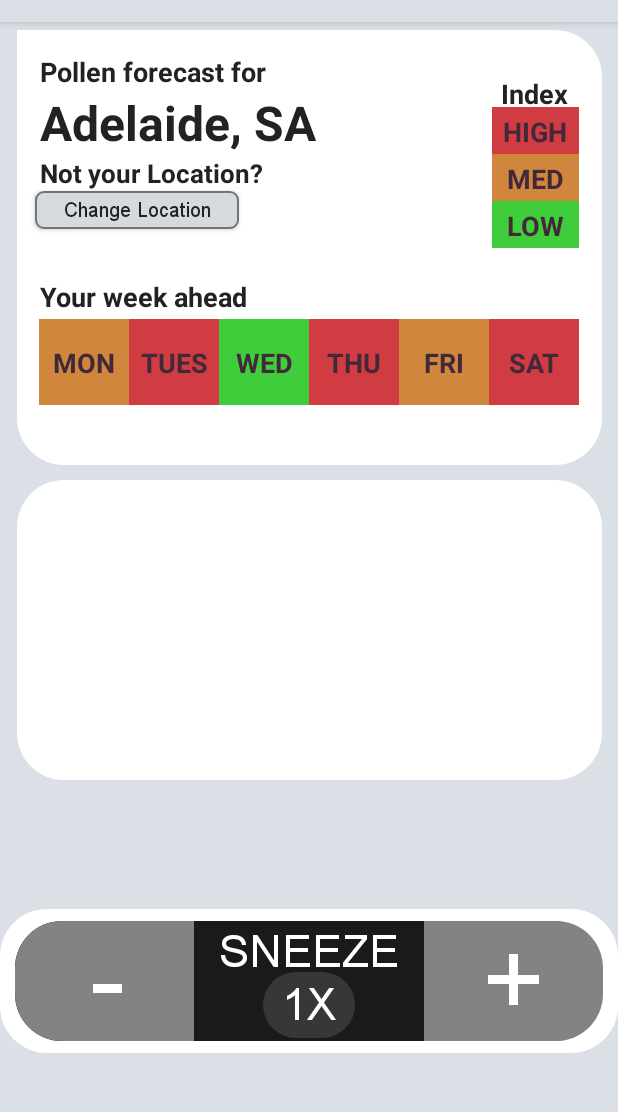
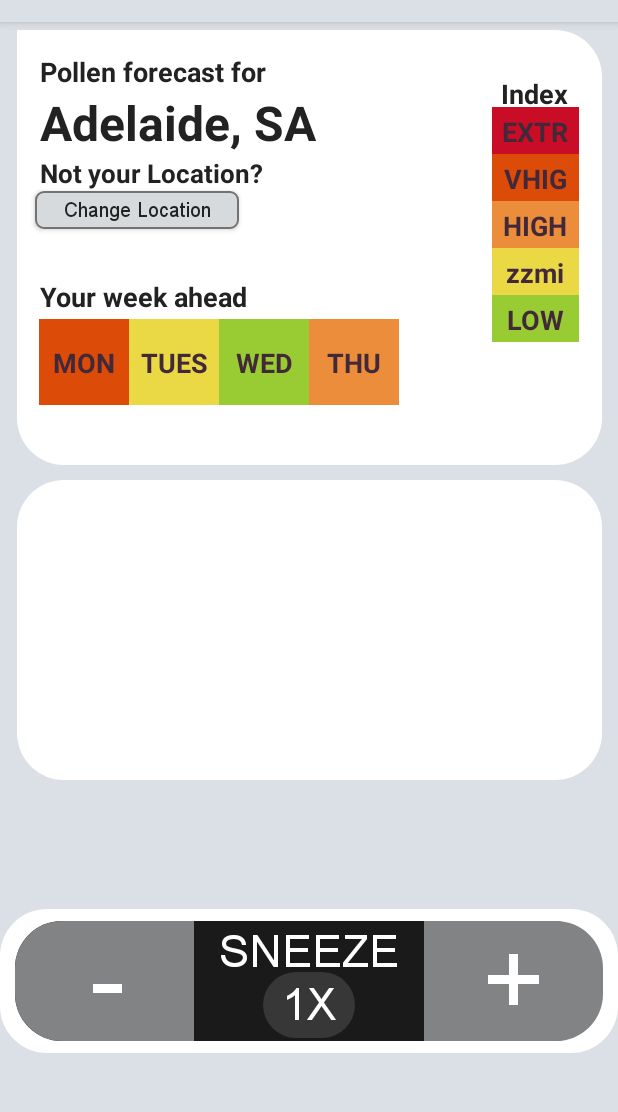
Before and after one commit to oatmael/Sneezy, an Android app: the screen it shows after launch (MainActivity), on a phone screen of 412 x 824 dp, the part 62-1174 px from its top. Run offline under Robolectric (Android 15) with nearby library versions, the light colour scheme and no system bars; libraries missing offline, so code that uses them is left out: io.realm, io.realm.mongodb; 4 statements that could not run were skipped.

Commit message:
changes were made to accommodate for the values retrieved from the pollen forecast site  [Low, Moderate, High, Very High, Extreme]  (only 4 forecast)
Added & edited:
 - colour values
 - strings for index
 - drawable background boxes for days & index
 - home frag layout for 4 days and 5 index values
 - refactored IDs to make it easier to access from code (e.g. forecastImageOne >> forecastImage1)

 home frag may need further styling to get proportions right

Signed-off-by: SbrowneA <samuel.browne.mx@gmail.com>

```diff
--- a/app/src/main/res/drawable-v24/forecast_block_orange.xml
+++ b/app/src/main/res/drawable-v24/forecast_block_orange.xml
@@ -1,14 +1,14 @@
 <?xml version="1.0" encoding="utf-8"?>
 <shape xmlns:android="http://schemas.android.com/apk/res/android"
-    android:shape="rectangle">
+android:shape="rectangle">
 
 
 
-    <solid
-        android:color="@color/mediumColour"/>
+<solid
+    android:color="@color/highColour"/>
 
-    <size
-        android:width="60dp"
-        android:height="57dp"/>
+<size
+    android:width="60dp"
+    android:height="57dp"/>
 
 </shape>
--- /dev/null
+++ b/app/src/main/res/drawable-v24/forecast_block_red_orange.xml
@@ -0,0 +1,14 @@
+<?xml version="1.0" encoding="utf-8"?>
+<shape xmlns:android="http://schemas.android.com/apk/res/android"
+    android:shape="rectangle">
+
+
+
+    <solid
+        android:color="@color/vHighColour"/>
+
+    <size
+        android:width="60dp"
+        android:height="57dp"/>
+
+</shape>
--- a/app/src/main/res/drawable-v24/index_block_orange.xml
+++ b/app/src/main/res/drawable-v24/index_block_orange.xml
@@ -5,7 +5,7 @@
 
 
     <solid
-        android:color="@color/mediumColour"/>
+        android:color="@color/highColour"/>
 
     <size
         android:width="58dp"
--- /dev/null
+++ b/app/src/main/res/drawable-v24/index_block_red_orange.xml
@@ -0,0 +1,15 @@
+<?xml version="1.0" encoding="utf-8"?>
+<shape xmlns:android="http://schemas.android.com/apk/res/android"
+    android:shape="rectangle">
+
+
+
+    <solid
+        android:color="@color/vHighColour"/>
+
+    <size
+        android:width="58dp"
+        android:height="31dp"/>
+
+
+</shape>
--- /dev/null
+++ b/app/src/main/res/drawable-v24/index_block_yellow.xml
@@ -0,0 +1,15 @@
+<?xml version="1.0" encoding="utf-8"?>
+<shape xmlns:android="http://schemas.android.com/apk/res/android"
+    android:shape="rectangle">
+
+
+
+    <solid
+        android:color="@color/moderatedColour"/>
+
+    <size
+        android:width="58dp"
+        android:height="31dp"/>
+
+
+</shape>
--- /dev/null
+++ b/app/src/main/res/drawable/forecast_block_yellow.xml
@@ -0,0 +1,14 @@
+<?xml version="1.0" encoding="utf-8"?>
+<shape xmlns:android="http://schemas.android.com/apk/res/android"
+    android:shape="rectangle">
+
+
+
+    <solid
+        android:color="@color/moderatedColour"/>
+
+    <size
+        android:width="60dp"
+        android:height="57dp"/>
+
+</shape>
--- a/app/src/main/res/drawable/index_block_red.xml
+++ b/app/src/main/res/drawable/index_block_red.xml
@@ -5,7 +5,7 @@
 
 
     <solid
-        android:color="@color/highColour"/>
+        android:color="@color/extremeColour"/>
 
     <size
         android:width="58dp"
--- a/app/src/main/res/layout/fragment_home.xml
+++ b/app/src/main/res/layout/fragment_home.xml
@@ -28,7 +28,7 @@
                 android:id="@+id/topSectionImage"
                 android:layout_width="wrap_content"
                 android:layout_height="wrap_content"
-                android:background="@drawable/section_forcast" />
+                android:background="@drawable/section_forecast" />
 
             <!--TEXT LAYOUT START-->
             <LinearLayout
@@ -101,7 +101,7 @@
             <LinearLayout
                 android:id="@+id/indexLayout"
                 android:layout_width="58dp"
-                android:layout_height="115dp"
+                android:layout_height="wrap_content"
                 android:layout_gravity="top|end"
                 android:layout_marginTop="30dp"
                 android:layout_marginEnd="15dp"
@@ -132,6 +132,52 @@
                         android:background="@drawable/index_block_red" />
 
                     <TextView
+                        android:id="@+id/indexExtreme"
+                        android:layout_width="45dp"
+                        android:layout_height="23dp"
+                        android:layout_centerInParent="true"
+                        android:gravity="center"
+                        android:text="@string/pollenCountExtreme"
+                        android:textColor="@color/indexBlocksTextColor"
+                        android:textSize="18sp"
+                        android:textStyle="bold" />
+
+                </RelativeLayout>
+
+                <RelativeLayout
+                    android:layout_width="58dp"
+                    android:layout_height="31dp">
+
+                    <ImageView
+                        android:id="@+id/indexImageRedOrange"
+                        android:layout_width="wrap_content"
+                        android:layout_height="wrap_content"
+                        android:background="@drawable/index_block_red_orange" />
+
+                    <TextView
+                        android:id="@+id/indexVeryHigh"
+                        android:layout_width="45dp"
+                        android:layout_height="23dp"
+                        android:layout_centerInParent="true"
+                        android:gravity="center"
+                        android:text="@string/pollenCountVHigh"
+                        android:textColor="@color/indexBlocksTextColor"
+                        android:textSize="18sp"
+                        android:textStyle="bold" />
+
+                </RelativeLayout>
+
+                <RelativeLayout
+                    android:layout_width="58dp"
+                    android:layout_height="31dp">
+
+                    <ImageView
+                        android:id="@+id/indexImageOrange"
+                        android:layout_width="wrap_content"
+                        android:layout_height="wrap_content"
+                        android:background="@drawable/index_block_orange" />
+
+                    <TextView
                         android:id="@+id/indexHigh"
                         android:layout_width="45dp"
                         android:layout_height="23dp"
@@ -144,19 +190,18 @@
 
                 </RelativeLayout>
 
-
                 <RelativeLayout
                     android:layout_width="58dp"
                     android:layout_height="31dp">
 
                     <ImageView
-                        android:id="@+id/indexImageOrange"
+                        android:id="@+id/indexImageYellow"
                         android:layout_width="wrap_content"
                         android:layout_height="wrap_content"
-                        android:background="@drawable/index_block_orange" />
+                        android:background="@drawable/index_block_yellow" />
 
                     <TextView
-                        android:id="@+id/indexMed"
+                        android:id="@+id/indexModerate"
                         android:layout_width="45dp"
                         android:layout_height="23dp"
                         android:layout_centerInParent="true"
@@ -167,6 +212,7 @@
                         android:textStyle="bold" />
 
                 </RelativeLayout>
+
 
                 <RelativeLayout
                     android:layout_width="58dp"
@@ -221,13 +267,13 @@
                     android:layout_height="57dp">
 
                     <ImageView
-                        android:id="@+id/forecastImageOne"
+                        android:id="@+id/forecastImage1"
                         android:layout_width="wrap_content"
                         android:layout_height="wrap_content"
-                        android:background="@drawable/forecast_block_orange" />
+                        android:background="@drawable/forecast_block_red_orange" />
 
                     <TextView
-                        android:id="@+id/forecastTextBlockOne"
+                        android:id="@+id/forecastTextBlock1"
                         android:layout_width="45dp"
                         android:layout_height="23dp"
                         android:layout_centerInParent="true"
@@ -244,13 +290,13 @@
                     android:layout_height="57dp">
 
                     <ImageView
-                        android:id="@+id/forecastImageTwo"
+                        android:id="@+id/forecastImage2"
                         android:layout_width="wrap_content"
                         android:layout_height="wrap_content"
-                        android:background="@drawable/forecast_block_red" />
+                        android:background="@drawable/forecast_block_yellow" />
 
                     <TextView
-                        android:id="@+id/forecastTextBlockTwo"
+                        android:id="@+id/forecastTextBlock2"
                         android:layout_width="45dp"
                         android:layout_height="23dp"
                         android:layout_centerInParent="true"
@@ -267,18 +313,18 @@
                     android:layout_height="57dp">
 
                     <ImageView
-                        android:id="@+id/forecastImageThree"
+                        android:id="@+id/forecastImage3"
                         android:layout_width="wrap_content"
                         android:layout_height="wrap_content"
                         android:background="@drawable/forecast_block_green" />
 
                     <TextView
-                        android:id="@+id/forecastTextBlockThree"
+                        android:id="@+id/forecastTextBlock3"
                         android:layout_width="45dp"
                         android:layout_height="23dp"
                         android:layout_centerInParent="true"
                         android:gravity="center"
-                        android:text="@string/homeWednsday"
+                        android:text="@string/homeWednesday"
                         android:textColor="@color/indexBlocksTextColor"
                         android:textSize="18sp"
                         android:textStyle="bold" />
@@ -290,64 +336,18 @@
                     android:layout_height="57dp">
 
                     <ImageView
-                        android:id="@+id/forecastImageFour"
+                        android:id="@+id/forecastImage4"
                         android:layout_width="wrap_content"
                         android:layout_height="wrap_content"
                         android:background="@drawable/forecast_block_red" />
 
                     <TextView
-                        android:id="@+id/forecastTextBlockFour"
+                        android:id="@+id/forecastTextBlock4"
                         android:layout_width="45dp"
                         android:layout_height="23dp"
                         android:layout_centerInParent="true"
                         android:gravity="center"
                         android:text="@string/homeThursday"
-                        android:textColor="@color/indexBlocksTextColor"
-                        android:textSize="18sp"
-                        android:textStyle="bold" />
-
-                </RelativeLayout>
-
-                <RelativeLayout
-                    android:layout_width="60dp"
-                    android:layout_height="57dp">
-
-                    <ImageView
-                        android:id="@+id/forecastImageFive"
-                        android:layout_width="wrap_content"
-                        android:layout_height="wrap_content"
-                        android:background="@drawable/forecast_block_orange" />
-
-                    <TextView
-                        android:id="@+id/forecastTextBlockFive"
-                        android:layout_width="45dp"
-                        android:layout_height="23dp"
-                        android:layout_centerInParent="true"
-                        android:gravity="center"
-                        android:text="@string/homeFriday"
-                        android:textColor="@color/indexBlocksTextColor"
-                        android:textSize="18sp"
-                        android:textStyle="bold" />
-
-                </RelativeLayout>
-
-                <RelativeLayout
-                    android:layout_width="60dp"
-                    android:layout_height="57dp">
-
-                    <ImageView
-                        android:id="@+id/forecastImageSix"
-                        android:layout_width="wrap_content"
-                        android:layout_height="wrap_content"
-                        android:background="@drawable/forecast_block_red" />
-
-                    <TextView
-                        android:id="@+id/forecastTextBlockSix"
-                        android:layout_width="45dp"
-                        android:layout_height="23dp"
-                        android:layout_centerInParent="true"
-                        android:gravity="center"
-                        android:text="@string/homeSaturday"
                         android:textColor="@color/indexBlocksTextColor"
                         android:textSize="18sp"
                         android:textStyle="bold" />
--- a/app/src/main/res/values/colors.xml
+++ b/app/src/main/res/values/colors.xml
@@ -15,15 +15,22 @@
     <color name="appBarBlack">#000000</color>
     <color name="sectionPurp">#F7210A2B</color>
     <color name="textPurp">#7A4A68</color>
-    <color name="mediumColour">#F7CF8336</color>
-    <color name="highColour">#F7CF363B</color>
-    <color name="lowColour">#F73ACC35</color>
+<!--    <color name="mediumColour">#F7CF8336</color>-->
+<!--    <color name="highColour">#F7CF363B</color>-->
+<!--    <color name="lowColour">#F73ACC35</color>-->
     <color name="changeLocPurp">#210B2C</color>
     <color name="changeLocButtBlue">#91C4F2</color>
     <color name="changeLocButtBorderGrey">#737373</color>
     <color name="indexBlocksTextColor">#412939</color>
     <color name="buttonBlue">#8D89A6</color>
     <color name="plusMinusGrey">#333333</color>
+
+    <!--Pollen Forecast Index Colours-->
+    <color name="extremeColour">#CA0D26</color>
+    <color name="vHighColour">#DD4B09</color>
+    <color name="highColour">#EC8D3B</color>
+    <color name="moderatedColour">#EAD844</color>
+    <color name="lowColour">#99CC33</color>
 
     <!--Dark Theme Colour Set-->
     <color name="darkBackground">#181818</color>
--- a/app/src/main/res/values/strings.xml
+++ b/app/src/main/res/values/strings.xml
@@ -9,9 +9,12 @@
     <string name="pollenChangeLocation">Change Location</string>
     <string name="weekAhead">Your week ahead</string>
     <string name="indexText">Index</string>
+
+    <string name="pollenCountExtreme">EXTREME</string>
+    <string name="pollenCountVHigh">VHIGH</string>
+    <string name="pollenCountHigh">HIGH</string>
+    <string name="pollenCountModerate">MED</string>
     <string name="pollenCountLow">LOW</string>
-    <string name="pollenCountMed">MED</string>
-    <string name="pollenCountHigh">HIGH</string>
     <string name="sneeze">SNEEZE</string>
     <string name="plus">+</string>
     <string name="minus">-</string>
@@ -19,7 +22,7 @@
 
     <string name="homeMonday">MON</string>
     <string name="homeTuesday">TUES</string>
-    <string name="homeWednsday">WED</string>
+    <string name="homeWednesday">WED</string>
     <string name="homeThursday">THUR</string>
     <string name="homeFriday">FRI</string>
     <string name="homeSaturday">SAT</string>
```
Also changed, not shown: app/src/main/res/drawable/section_forecast.xml (renamed from app/src/main/res/drawable/section_forcast.xml).
